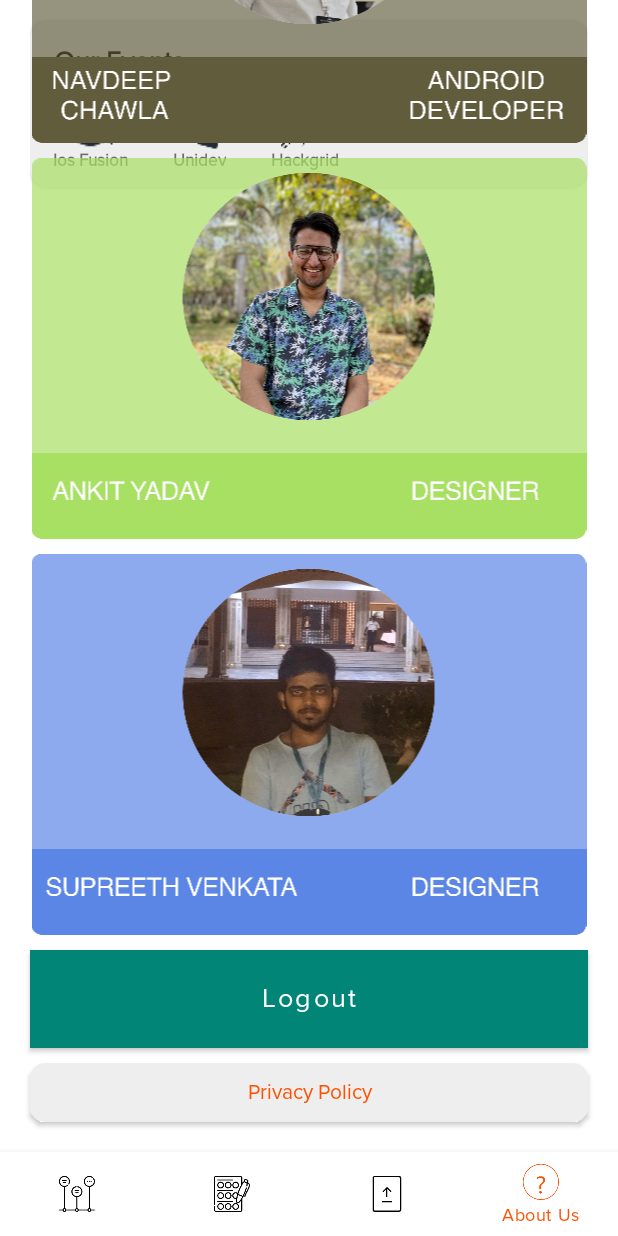
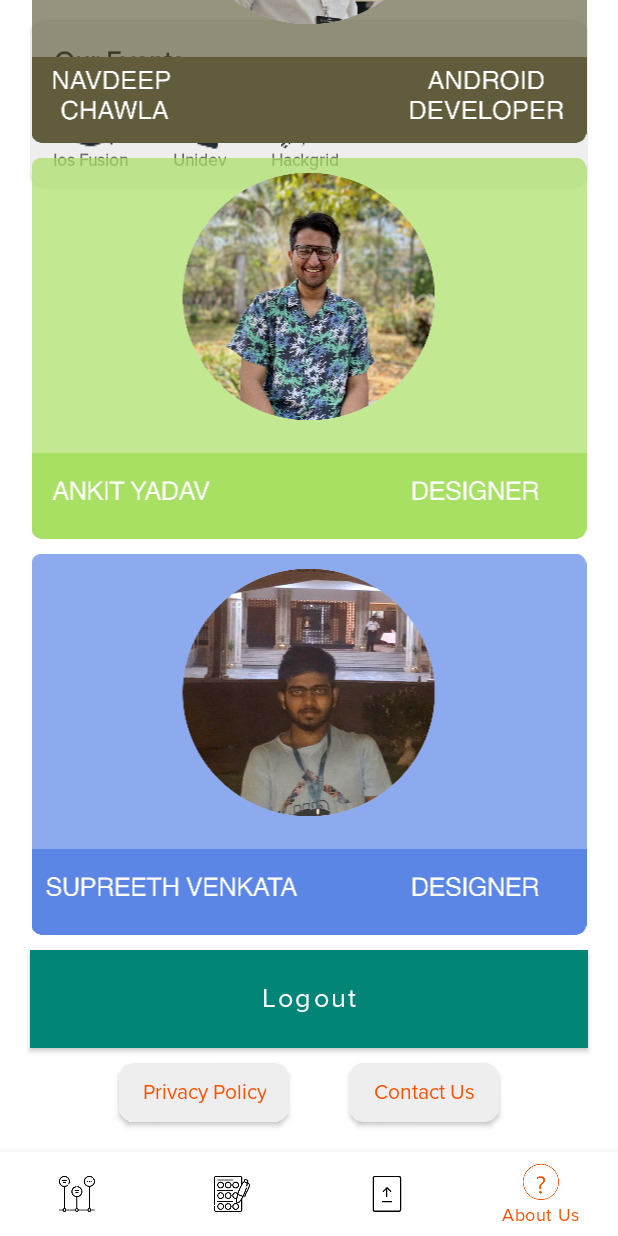
Before and after one commit to IshaanOhri/Meme-o-Mania, an Android app: the screen it shows after launch once a user with an empty profile is signed in (NavigationActivity), item 4 of the bottom bar chosen, scrolled down 837 dp, on a phone screen of 412 x 824 dp. Run offline under Robolectric (Android 15) with nearby library versions, the phone set to English and light mode, and no system bars; our stand-ins replace Firebase (no records; nobody signed in at launch, a user with empty details on screens opened directly), navigation-ui; 4 statements that could not run were skipped.

Commit message:
Compilation2

```diff
--- a/app/src/main/java/com/adgvit/meme_o_mania/Quiz.java
+++ b/app/src/main/java/com/adgvit/meme_o_mania/Quiz.java
@@ -83,7 +83,7 @@ public class Quiz extends AppCompatActivity {
 
         hideUi();
 
-        if(questionsList.get(questionNo).getImg().equals("noimg") )
+        if(questionsList.get(questionNo).getImg().equals("null") )
         {
             memeImageView.setVisibility(View.GONE);
             setCountDownTimer();
@@ -345,4 +345,9 @@ public class Quiz extends AppCompatActivity {
         // super.onBackPressed();
     }
 
+    @Override
+    protected void onPause() {
+        super.onPause();
+        endQuiz();
+    }
 }
--- a/app/src/main/res/layout/fragment_about_us.xml
+++ b/app/src/main/res/layout/fragment_about_us.xml
@@ -488,6 +488,15 @@
                 app:layout_constraintStart_toStartOf="parent"
                 app:layout_constraintTop_toBottomOf="@+id/tabHost"/>
 
+            <LinearLayout
+                android:layout_width="wrap_content"
+                android:layout_height="wrap_content"
+                android:orientation="horizontal"
+                app:layout_constraintBottom_toBottomOf="parent"
+                app:layout_constraintEnd_toEndOf="parent"
+                app:layout_constraintStart_toStartOf="parent"
+                app:layout_constraintTop_toBottomOf="@+id/logoutButton">
+
                 <androidx.cardview.widget.CardView
                     android:id="@+id/privacyPolicy"
                     android:layout_width="match_parent"
@@ -495,11 +504,7 @@
                     android:layout_marginHorizontal="20dp"
                     android:layout_marginTop="10dp"
                     android:layout_marginBottom="20dp"
-                app:cardCornerRadius="10dp"
-                app:layout_constraintBottom_toBottomOf="parent"
-                app:layout_constraintEnd_toEndOf="parent"
-                app:layout_constraintStart_toStartOf="parent"
-                app:layout_constraintTop_toBottomOf="@+id/logoutButton">
+                    app:cardCornerRadius="10dp">
 
                     <androidx.constraintlayout.widget.ConstraintLayout
                         android:layout_width="match_parent"
@@ -525,6 +530,41 @@
 
                 </androidx.cardview.widget.CardView>
 
+                <androidx.cardview.widget.CardView
+                    android:id="@+id/contactUs"
+                    android:layout_width="100dp"
+                    android:layout_height="wrap_content"
+                    android:layout_marginHorizontal="20dp"
+                    android:layout_marginTop="10dp"
+                    android:layout_marginBottom="20dp"
+                    app:cardCornerRadius="10dp">
+
+                    <androidx.constraintlayout.widget.ConstraintLayout
+                        android:layout_width="match_parent"
+                        android:layout_height="match_parent"
+                        android:background="#EEEEEF"
+                        android:paddingVertical="5dp">
+
+                        <TextView
+                            android:layout_width="match_parent"
+                            android:layout_height="wrap_content"
+                            android:fontFamily="@font/proxima_nova_regular"
+                            android:paddingHorizontal="15dp"
+                            android:paddingVertical="5dp"
+                            android:text="@string/contactUs"
+                            android:textAlignment="center"
+                            android:textColor="@color/colorOrange"
+                            android:textSize="14dp"
+                            app:layout_constraintEnd_toEndOf="parent"
+                            app:layout_constraintStart_toStartOf="parent"
+                            app:layout_constraintTop_toTopOf="parent" />
+
+                    </androidx.constraintlayout.widget.ConstraintLayout>
+
+                </androidx.cardview.widget.CardView>
+
+            </LinearLayout>
+
         </androidx.constraintlayout.widget.ConstraintLayout>
 
     </androidx.core.widget.NestedScrollView>
--- a/app/src/main/res/values/strings.xml
+++ b/app/src/main/res/values/strings.xml
@@ -68,6 +68,7 @@
     <string name="regNo">Reg. No.</string>
     <string name="logout">Logout</string>
     <string name="privacyPolicy">Privacy Policy</string>
+    <string name="contactUs">Contact Us</string>
 
     <!--Meme Upload-->
     <string name="uploadRulesButton">Upload Meme</string>
```
Lines whose indentation alone changed are shown as unchanged.
